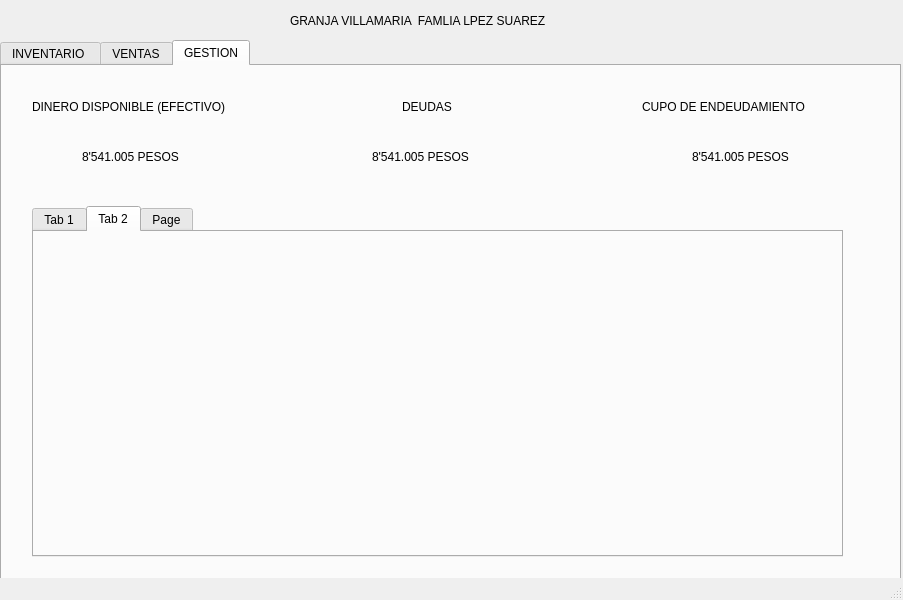
Qt form interfaz grafica/GUI.ui (joaramirezra/Huevos-familia-lopez) before a commit.
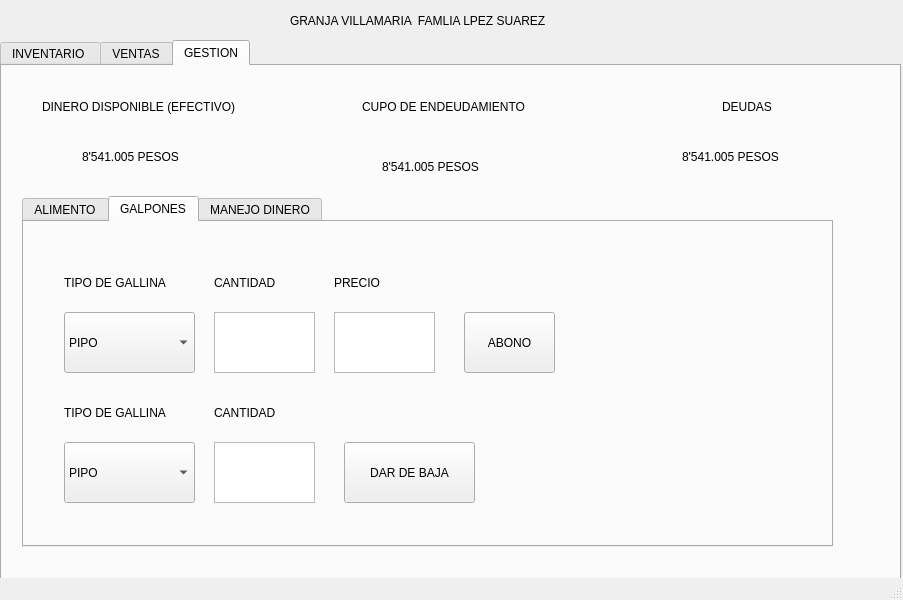
The same form after that commit. The open tabs and pages were chosen to show the change.

Patch:
```diff
--- a/interfaz grafica/GUI.ui
+++ b/interfaz grafica/GUI.ui
@@ -765,7 +765,7 @@
      <widget class="QLabel" name="label_14">
       <property name="geometry">
        <rect>
-        <x>30</x>
+        <x>40</x>
         <y>20</y>
         <width>231</width>
         <height>41</height>
@@ -778,7 +778,7 @@
      <widget class="QLabel" name="label_15">
       <property name="geometry">
        <rect>
-        <x>400</x>
+        <x>720</x>
         <y>20</y>
         <width>81</width>
         <height>41</height>
@@ -791,7 +791,7 @@
      <widget class="QLabel" name="label_16">
       <property name="geometry">
        <rect>
-        <x>640</x>
+        <x>360</x>
         <y>20</y>
         <width>201</width>
         <height>41</height>
@@ -817,7 +817,7 @@
      <widget class="QLabel" name="label_18">
       <property name="geometry">
        <rect>
-        <x>370</x>
+        <x>680</x>
         <y>70</y>
         <width>171</width>
         <height>41</height>
@@ -830,8 +830,8 @@
      <widget class="QLabel" name="label_19">
       <property name="geometry">
        <rect>
-        <x>690</x>
-        <y>70</y>
+        <x>380</x>
+        <y>80</y>
         <width>171</width>
         <height>41</height>
        </rect>
@@ -843,8 +843,8 @@
      <widget class="QTabWidget" name="tabWidget_2">
       <property name="geometry">
        <rect>
-        <x>30</x>
-        <y>140</y>
+        <x>20</x>
+        <y>130</y>
         <width>811</width>
         <height>351</height>
        </rect>
@@ -854,7 +854,7 @@
       </property>
       <widget class="QWidget" name="tab_7">
        <attribute name="title">
-        <string>Tab 1</string>
+        <string>ALIMENTO</string>
        </attribute>
        <widget class="QPushButton" name="pushButton_9">
         <property name="geometry">
@@ -1017,12 +1017,264 @@
       </widget>
       <widget class="QWidget" name="tab_8">
        <attribute name="title">
-        <string>Tab 2</string>
+        <string>GALPONES</string>
        </attribute>
+       <widget class="QTextEdit" name="textEdit_19">
+        <property name="geometry">
+         <rect>
+          <x>310</x>
+          <y>90</y>
+          <width>101</width>
+          <height>61</height>
+         </rect>
+        </property>
+        <property name="html">
+         <string>&lt;!DOCTYPE HTML PUBLIC &quot;-//W3C//DTD HTML 4.0//EN&quot; &quot;http://www.w3.org/TR/REC-html40/strict.dtd&quot;&gt;
+&lt;html&gt;&lt;head&gt;&lt;meta name=&quot;qrichtext&quot; content=&quot;1&quot; /&gt;&lt;style type=&quot;text/css&quot;&gt;
+p, li { white-space: pre-wrap; }
+&lt;/style&gt;&lt;/head&gt;&lt;body style=&quot; font-family:'Ubuntu'; font-size:11pt; font-weight:400; font-style:normal;&quot;&gt;
+&lt;p style=&quot;-qt-paragraph-type:empty; margin-top:0px; margin-bottom:0px; margin-left:0px; margin-right:0px; -qt-block-indent:0; text-indent:0px;&quot;&gt;&lt;br /&gt;&lt;/p&gt;&lt;/body&gt;&lt;/html&gt;</string>
+        </property>
+       </widget>
+       <widget class="QPushButton" name="pushButton_11">
+        <property name="geometry">
+         <rect>
+          <x>440</x>
+          <y>90</y>
+          <width>91</width>
+          <height>61</height>
+         </rect>
+        </property>
+        <property name="text">
+         <string>ABONO</string>
+        </property>
+       </widget>
+       <widget class="QTextEdit" name="textEdit_20">
+        <property name="geometry">
+         <rect>
+          <x>190</x>
+          <y>90</y>
+          <width>101</width>
+          <height>61</height>
+         </rect>
+        </property>
+        <property name="html">
+         <string>&lt;!DOCTYPE HTML PUBLIC &quot;-//W3C//DTD HTML 4.0//EN&quot; &quot;http://www.w3.org/TR/REC-html40/strict.dtd&quot;&gt;
+&lt;html&gt;&lt;head&gt;&lt;meta name=&quot;qrichtext&quot; content=&quot;1&quot; /&gt;&lt;style type=&quot;text/css&quot;&gt;
+p, li { white-space: pre-wrap; }
+&lt;/style&gt;&lt;/head&gt;&lt;body style=&quot; font-family:'Ubuntu'; font-size:11pt; font-weight:400; font-style:normal;&quot;&gt;
+&lt;p style=&quot;-qt-paragraph-type:empty; margin-top:0px; margin-bottom:0px; margin-left:0px; margin-right:0px; -qt-block-indent:0; text-indent:0px;&quot;&gt;&lt;br /&gt;&lt;/p&gt;&lt;/body&gt;&lt;/html&gt;</string>
+        </property>
+       </widget>
+       <widget class="QLabel" name="label_44">
+        <property name="geometry">
+         <rect>
+          <x>40</x>
+          <y>40</y>
+          <width>121</width>
+          <height>41</height>
+         </rect>
+        </property>
+        <property name="text">
+         <string>TIPO DE GALLINA</string>
+        </property>
+       </widget>
+       <widget class="QLabel" name="label_45">
+        <property name="geometry">
+         <rect>
+          <x>190</x>
+          <y>40</y>
+          <width>101</width>
+          <height>41</height>
+         </rect>
+        </property>
+        <property name="text">
+         <string>CANTIDAD</string>
+        </property>
+       </widget>
+       <widget class="QComboBox" name="comboBox_11">
+        <property name="geometry">
+         <rect>
+          <x>40</x>
+          <y>90</y>
+          <width>131</width>
+          <height>61</height>
+         </rect>
+        </property>
+        <item>
+         <property name="text">
+          <string>PIPO</string>
+         </property>
+        </item>
+        <item>
+         <property name="text">
+          <string>B</string>
+         </property>
+        </item>
+        <item>
+         <property name="text">
+          <string>A</string>
+         </property>
+        </item>
+        <item>
+         <property name="text">
+          <string>AA</string>
+         </property>
+        </item>
+        <item>
+         <property name="text">
+          <string>AAA</string>
+         </property>
+        </item>
+        <item>
+         <property name="text">
+          <string>JUMBO</string>
+         </property>
+        </item>
+        <item>
+         <property name="text">
+          <string>BLANCO</string>
+         </property>
+        </item>
+        <item>
+         <property name="text">
+          <string>VENCIDO VENTA</string>
+         </property>
+        </item>
+        <item>
+         <property name="text">
+          <string>DESTRUIDOS</string>
+         </property>
+        </item>
+       </widget>
+       <widget class="QLabel" name="label_46">
+        <property name="geometry">
+         <rect>
+          <x>310</x>
+          <y>40</y>
+          <width>101</width>
+          <height>41</height>
+         </rect>
+        </property>
+        <property name="text">
+         <string>PRECIO</string>
+        </property>
+       </widget>
+       <widget class="QPushButton" name="pushButton_12">
+        <property name="geometry">
+         <rect>
+          <x>320</x>
+          <y>220</y>
+          <width>131</width>
+          <height>61</height>
+         </rect>
+        </property>
+        <property name="text">
+         <string>DAR DE BAJA</string>
+        </property>
+       </widget>
+       <widget class="QLabel" name="label_48">
+        <property name="geometry">
+         <rect>
+          <x>190</x>
+          <y>170</y>
+          <width>101</width>
+          <height>41</height>
+         </rect>
+        </property>
+        <property name="text">
+         <string>CANTIDAD</string>
+        </property>
+       </widget>
+       <widget class="QTextEdit" name="textEdit_23">
+        <property name="geometry">
+         <rect>
+          <x>190</x>
+          <y>220</y>
+          <width>101</width>
+          <height>61</height>
+         </rect>
+        </property>
+        <property name="html">
+         <string>&lt;!DOCTYPE HTML PUBLIC &quot;-//W3C//DTD HTML 4.0//EN&quot; &quot;http://www.w3.org/TR/REC-html40/strict.dtd&quot;&gt;
+&lt;html&gt;&lt;head&gt;&lt;meta name=&quot;qrichtext&quot; content=&quot;1&quot; /&gt;&lt;style type=&quot;text/css&quot;&gt;
+p, li { white-space: pre-wrap; }
+&lt;/style&gt;&lt;/head&gt;&lt;body style=&quot; font-family:'Ubuntu'; font-size:11pt; font-weight:400; font-style:normal;&quot;&gt;
+&lt;p style=&quot;-qt-paragraph-type:empty; margin-top:0px; margin-bottom:0px; margin-left:0px; margin-right:0px; -qt-block-indent:0; text-indent:0px;&quot;&gt;&lt;br /&gt;&lt;/p&gt;&lt;/body&gt;&lt;/html&gt;</string>
+        </property>
+       </widget>
+       <widget class="QLabel" name="label_49">
+        <property name="geometry">
+         <rect>
+          <x>40</x>
+          <y>170</y>
+          <width>121</width>
+          <height>41</height>
+         </rect>
+        </property>
+        <property name="text">
+         <string>TIPO DE GALLINA</string>
+        </property>
+       </widget>
+       <widget class="QComboBox" name="comboBox_12">
+        <property name="geometry">
+         <rect>
+          <x>40</x>
+          <y>220</y>
+          <width>131</width>
+          <height>61</height>
+         </rect>
+        </property>
+        <item>
+         <property name="text">
+          <string>PIPO</string>
+         </property>
+        </item>
+        <item>
+         <property name="text">
+          <string>B</string>
+         </property>
+        </item>
+        <item>
+         <property name="text">
+          <string>A</string>
+         </property>
+        </item>
+        <item>
+         <property name="text">
+          <string>AA</string>
+         </property>
+        </item>
+        <item>
+         <property name="text">
+          <string>AAA</string>
+         </property>
+        </item>
+        <item>
+         <property name="text">
+          <string>JUMBO</string>
+         </property>
+        </item>
+        <item>
+         <property name="text">
+          <string>BLANCO</string>
+         </property>
+        </item>
+        <item>
+         <property name="text">
+          <string>VENCIDO VENTA</string>
+         </property>
+        </item>
+        <item>
+         <property name="text">
+          <string>DESTRUIDOS</string>
+         </property>
+        </item>
+       </widget>
       </widget>
       <widget class="QWidget" name="tab_9">
        <attribute name="title">
-        <string>Page</string>
+        <string>MANEJO DINERO</string>
        </attribute>
       </widget>
      </widget>
```
Left out of the diff: 210 changed lines with no effect on the pictures.
